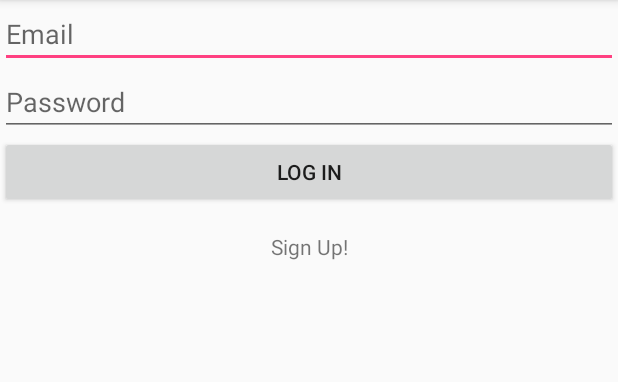
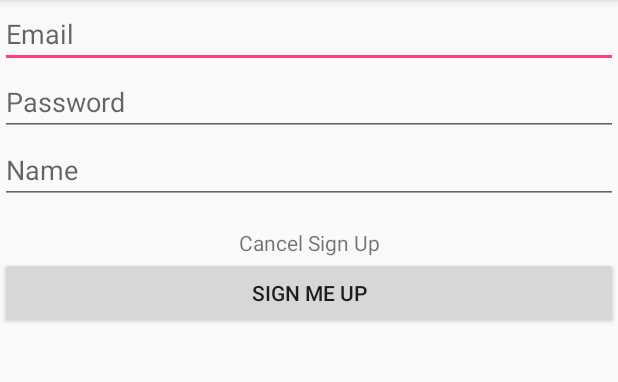
Before and after one commit to bsjostrom/TripTracker, an Android app: the screen it shows after launch (LoginActivity), after a tap on "Sign Up!", on a phone screen of 412 x 824 dp, the part 84-466 px from its top. Run offline under Robolectric (Android 15) with nearby library versions, the phone set to English and light mode, and no system bars.

Commit message:
Finished Activity 1.1.3 04/04/2018

```diff
--- a/app/src/main/java/org/pltw/examples/triptracker/LoginActivity.java
+++ b/app/src/main/java/org/pltw/examples/triptracker/LoginActivity.java
@@ -28,8 +28,26 @@ public class LoginActivity extends AppCompatActivity {
             @Override
             public void onClick(View v) {
 
+                // Switches from Sign up page to Log In Page
+                if(mSignMeUpButton.getVisibility() == View.VISIBLE) {
+                    mEnterName.setVisibility(View.GONE);
+                    mSignMeUpButton.setVisibility(View.GONE);
+                    mLogIn.setVisibility(View.VISIBLE);
+                    mSignUpTextView.setText("Sign Up!");
+
+                    // Switches from Log In page to Sign Up page
+                } else if(mLogIn.getVisibility() == View.VISIBLE) {
+                    mEnterName.setVisibility(View.VISIBLE);
+                    mSignMeUpButton.setVisibility(View.VISIBLE);
+                    mLogIn.setVisibility(View.GONE);
+                    mSignUpTextView.setText("Cancel Sign Up");
+
+                }
             }
+
         });
+
+
 
 
     }
--- a/app/src/main/res/values/strings.xml
+++ b/app/src/main/res/values/strings.xml
@@ -8,4 +8,5 @@
     <string name="name">Name</string>
     <string name="sign_up_button_label">Sign Me Up</string>
 
+
 </resources>
```
